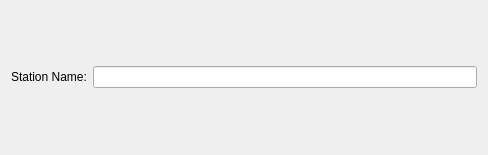
First picture: the form in ravecluster/rave/clusterman/stationform.ui, repository pgathogo/raven, before the edit.
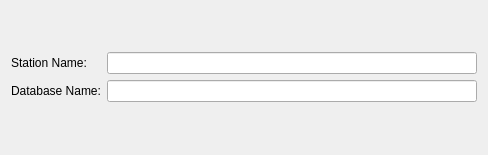
Second picture: the form after the edit.

What changed in the file:
```diff
--- a/ravecluster/rave/clusterman/stationform.ui
+++ b/ravecluster/rave/clusterman/stationform.ui
@@ -26,6 +26,16 @@
      <item row="0" column="1">
       <widget class="QLineEdit" name="edtStation"/>
      </item>
+     <item row="1" column="0">
+      <widget class="QLabel" name="label_2">
+       <property name="text">
+        <string>Database Name:</string>
+       </property>
+      </widget>
+     </item>
+     <item row="1" column="1">
+      <widget class="QLineEdit" name="edtDBName"/>
+     </item>
     </layout>
    </item>
   </layout>
```
